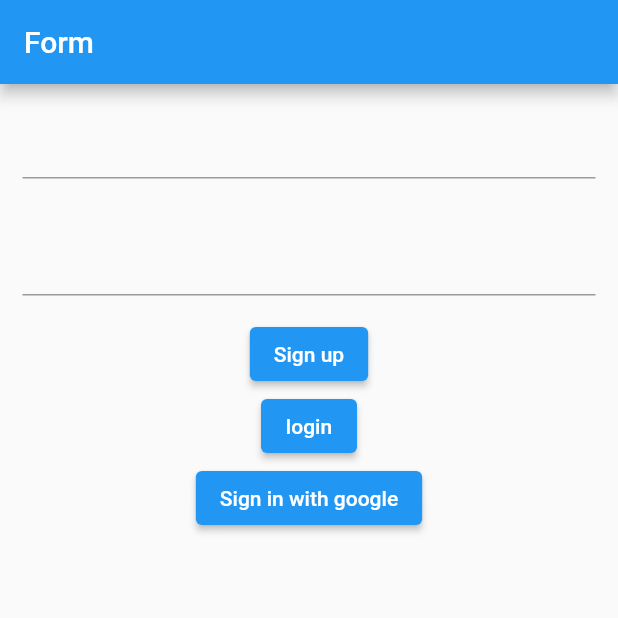
After one commit to MadhuniT/-Flutter_Firebase_Firestore_Cloud_Integration, a Flutter app: the screen it shows after launch, after a tap on "Sign up", on a phone screen of 412 x 824 dp, the top half of it. The commit adds this screen. Run offline on Flutter 3.47's test engine with Material 2 defaults, Android fonts, the phone set to English and light mode, and no system bars; our stand-ins replace cloud_firestore, firebase_auth, firebase_core, google_sign_in; accounts and stored records are empty; network calls fail; statements that could not run were skipped.

Commit message:
this commit for firebase authentication sign in with email and password

```diff
--- /dev/null
+++ b/lib/auth.dart
@@ -0,0 +1,114 @@
+import 'package:flutter/material.dart';
+import 'package:firebase_auth/firebase_auth.dart';
+import 'package:google_sign_in/google_sign_in.dart';
+
+class fireauth extends StatefulWidget {
+  const fireauth({Key? key}) : super(key: key);
+
+  @override
+  State<fireauth> createState() => _fireauthState();
+}
+
+class _fireauthState extends State<fireauth> {
+  final myController = TextEditingController();
+  final myController1 = TextEditingController();
+  @override
+  void dispose() {
+    // Clean up the controller when the widget is disposed.
+    myController.dispose();
+    myController1.dispose();
+    super.dispose();
+  }
+
+  Widget build(BuildContext context) {
+    return Scaffold(
+      body: Center(
+        child: Column(
+          children: [
+            Padding(
+              padding: EdgeInsets.all(15),
+              child: TextField(
+                controller: myController,
+              ),
+            ),
+            Padding(
+              padding: EdgeInsets.all(15),
+              child: TextField(
+                controller: myController1,
+              ),
+            ),
+            ElevatedButton(
+                onPressed: () {
+                  printConsole();
+                },
+                child: const Text("Sign up")),
+            ElevatedButton(
+                onPressed: () {
+                  printConsoleTwo();
+                },
+                child: const Text("login")),
+            ElevatedButton(
+                onPressed: () {
+                  signInWithGoogle();
+                },
+                child: const Text("Sign in with google")),
+          ],
+        ),
+      ),
+    );
+  }
+
+  void printConsole() async {
+    try {
+      final credential =
+      await FirebaseAuth.instance.createUserWithEmailAndPassword(
+        email: myController.text,
+        password: myController1.text,
+      );
+      print(credential);
+    } on FirebaseAuthException catch (e) {
+      if (e.code == 'weak-password') {
+        print('The password provided is too weak.');
+      } else if (e.code == 'email-already-in-use') {
+        print('The account already exists for that email.');
+      }
+    } catch (e) {
+      print(e);
+    }
+  }
+
+  void printConsoleTwo() async {
+    try {
+      final credential = await FirebaseAuth.instance.signInWithEmailAndPassword(
+        email: myController.text,
+        password: myController1.text,
+      );
+      print(credential);
+    } on FirebaseAuthException catch (e) {
+      if (e.code == 'user-not-found') {
+        print('No user found for that email.');
+      } else if (e.code == 'wrong-password') {
+        print('Wrong password provided for that user.');
+      }
+    }
+  }
+
+  Future<UserCredential> signInWithGoogle() async {
+    // Trigger the authentication flow
+    final GoogleSignInAccount? googleUser = await GoogleSignIn( clientId: "759875366477-7hflg3mo2gec6ihdb1332lc87grqbnl5.apps.googleusercontent.com",).signIn();
+
+    // Obtain the auth details from the request
+    final GoogleSignInAuthentication? googleAuth =
+    await googleUser?.authentication;
+
+    // Create a new credential
+    final credential = GoogleAuthProvider.credential(
+      accessToken: googleAuth?.accessToken,
+      idToken: googleAuth?.idToken,
+    );
+    print(credential);
+
+    // Once signed in, return the UserCredential
+    return await FirebaseAuth.instance.signInWithCredential(credential);
+  }
+}
--- /dev/null
+++ b/lib/landing.dart
@@ -0,0 +1,29 @@
+import 'package:firebase_auth/firebase_auth.dart';
+import 'package:firebase_demo/auth.dart';
+import 'package:flutter/material.dart';
+import 'homepage.dart';
+
+class landing extends StatefulWidget {
+  const landing({Key? key}) : super(key: key);
+
+  @override
+  State<landing> createState() => _landingState();
+}
+
+class _landingState extends State<landing> {
+  @override
+  Widget build(BuildContext context) {
+    return Scaffold(
+      body: StreamBuilder(
+        stream: FirebaseAuth.instance.authStateChanges(),
+        builder: (context, snapshot) {
+          if (snapshot.hasData) {
+            return home();
+          } else {
+            return fireauth();
+          }
+        },
+      ),
+    );
+  }
+}
--- a/pubspec.yaml
+++ b/pubspec.yaml
@@ -36,6 +36,8 @@ dependencies:
   cupertino_icons: ^1.0.2
   firebase_core: ^1.21.1
   cloud_firestore: ^3.4.6
+  firebase_auth: ^3.8.0
+  google_sign_in: ^5.4.1
 
 dev_dependencies:
   flutter_test:
```
Also changed, not shown: lib/homePage.dart (added, +28 -0 lines), lib/main.dart (+9 -28 lines), lib/firebase_options.dart, pubspec.lock.
